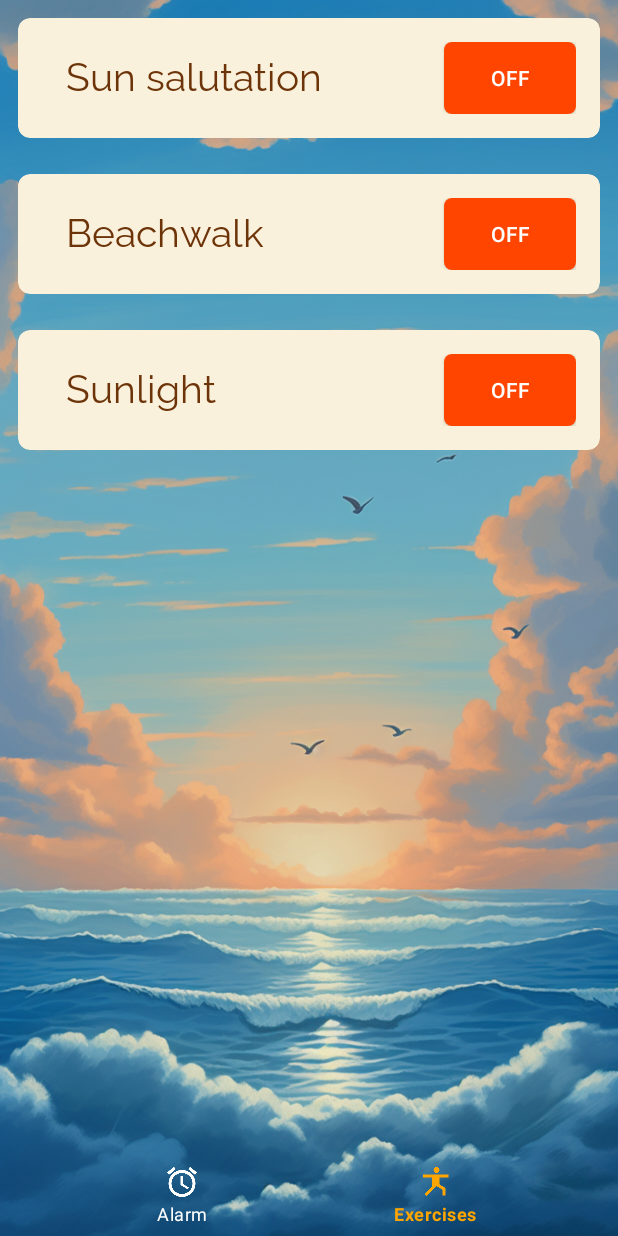
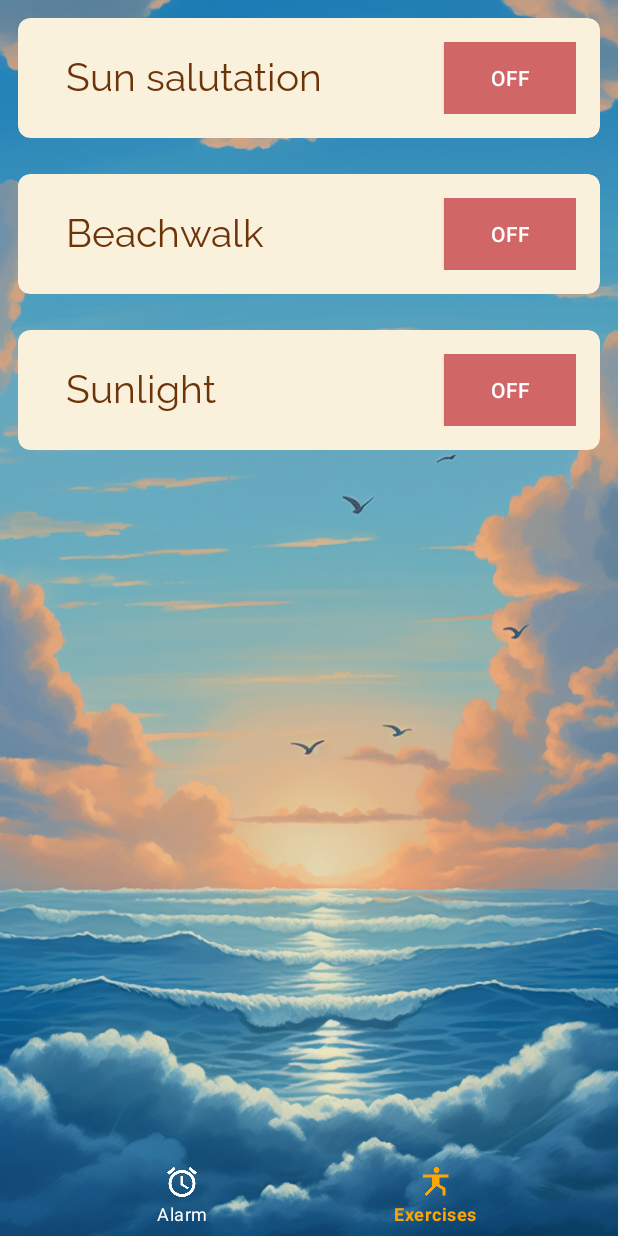
Before and after one commit to filvan1/MAMN01-project, an Android app: the ExercisesFragment screen opened through its navigation route, on a phone screen of 412 x 824 dp. Run offline under Robolectric (Android 15) with nearby library versions, the phone set to English and light mode, and no system bars; our stand-ins replace navigation-ui.

Commit message:
Change color of "off"-button in exercise list

```diff
--- a/app/src/main/res/layout/exercise_item.xml
+++ b/app/src/main/res/layout/exercise_item.xml
@@ -40,7 +40,7 @@
         style="@style/CustomToggleButton"
         android:layout_width="wrap_content"
         android:layout_height="wrap_content"
-        android:background="@drawable/toggle_button_background"
+        android:background="@color/nw_skipbutton"
         android:textOn="ON"
         android:textOff="OFF"
         android:textColor="#FFFFFF"
```
